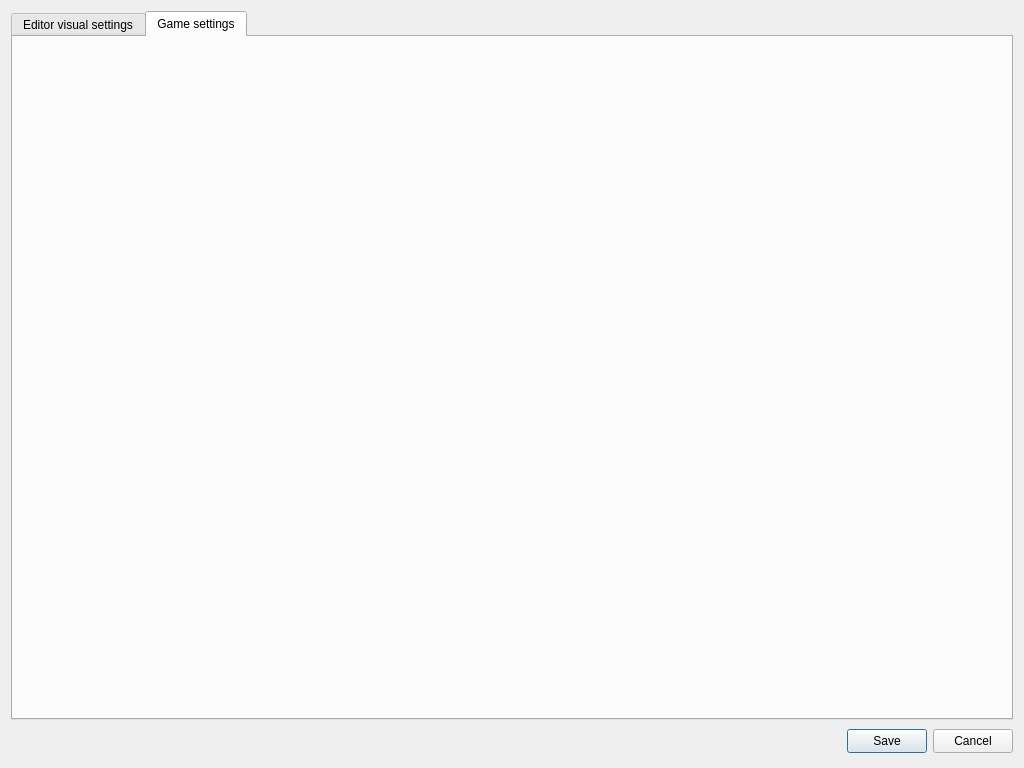
The window that Source/Windows/V3DEditor/V3DEdView/V3DEdSettingsView.ui (4dillusions/V3DEngine) describes before a commit, drawn with Qt 5.
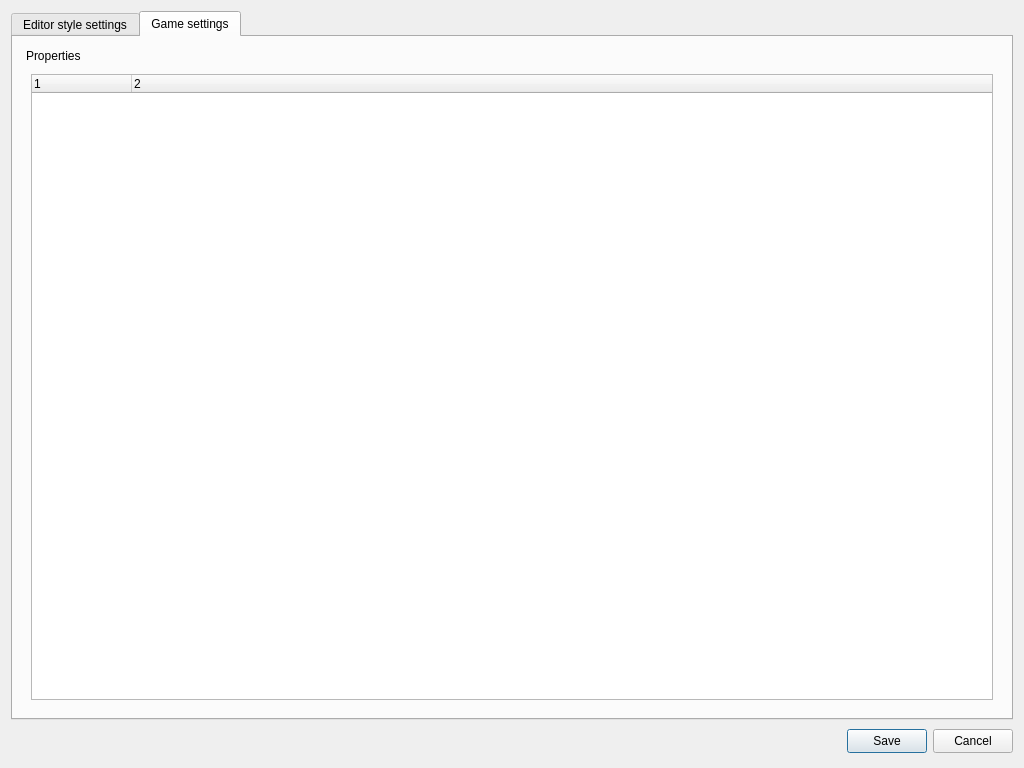
The same window after the commit. The open tabs and pages were chosen to show the change.

Commit message: [V3DEditor] impl a couple of settings features

Diff of the .ui file:
```diff
--- a/Source/Windows/V3DEditor/V3DEdView/V3DEdSettingsView.ui
+++ b/Source/Windows/V3DEditor/V3DEdView/V3DEdSettingsView.ui
@@ -28,12 +28,15 @@
   <layout class="QGridLayout" name="gridLayout">
    <item row="0" column="0">
     <widget class="QTabWidget" name="tabSettings">
+     <property name="tabPosition">
+      <enum>QTabWidget::North</enum>
+     </property>
      <property name="currentIndex">
       <number>0</number>
      </property>
      <widget class="QWidget" name="tabPageEditorVisualSettings">
       <attribute name="title">
-       <string>Editor visual settings</string>
+       <string>Editor style settings</string>
       </attribute>
       <layout class="QGridLayout" name="gridLayout_2">
        <item row="0" column="0">
@@ -170,6 +173,57 @@
       <attribute name="title">
        <string>Game settings</string>
       </attribute>
+      <layout class="QGridLayout" name="gridLayout_8">
+       <item row="0" column="0">
+        <widget class="QDockWidget" name="dockGameProperties">
+         <property name="minimumSize">
+          <size>
+           <width>200</width>
+           <height>200</height>
+          </size>
+         </property>
+         <property name="features">
+          <set>QDockWidget::NoDockWidgetFeatures</set>
+         </property>
+         <property name="allowedAreas">
+          <set>Qt::LeftDockWidgetArea|Qt::RightDockWidgetArea</set>
+         </property>
+         <property name="windowTitle">
+          <string>Properties</string>
+         </property>
+         <widget class="QWidget" name="dockWidgetContents_3">
+          <layout class="QGridLayout" name="gridLayout_7">
+           <item row="0" column="0">
+            <widget class="QTreeWidget" name="treeGameProperties">
+             <property name="columnCount">
+              <number>2</number>
+             </property>
+             <attribute name="headerCascadingSectionResizes">
+              <bool>false</bool>
+             </attribute>
+             <attribute name="headerHighlightSections">
+              <bool>false</bool>
+             </attribute>
+             <attribute name="headerShowSortIndicator" stdset="0">
+              <bool>false</bool>
+             </attribute>
+             <column>
+              <property name="text">
+               <string notr="true">1</string>
+              </property>
+             </column>
+             <column>
+              <property name="text">
+               <string notr="true">2</string>
+              </property>
+             </column>
+            </widget>
+           </item>
+          </layout>
+         </widget>
+        </widget>
+       </item>
+      </layout>
      </widget>
     </widget>
    </item>
```
Left out of the diff: 10 changed lines with no effect on the pictures. The commit also changes 38 other files.
